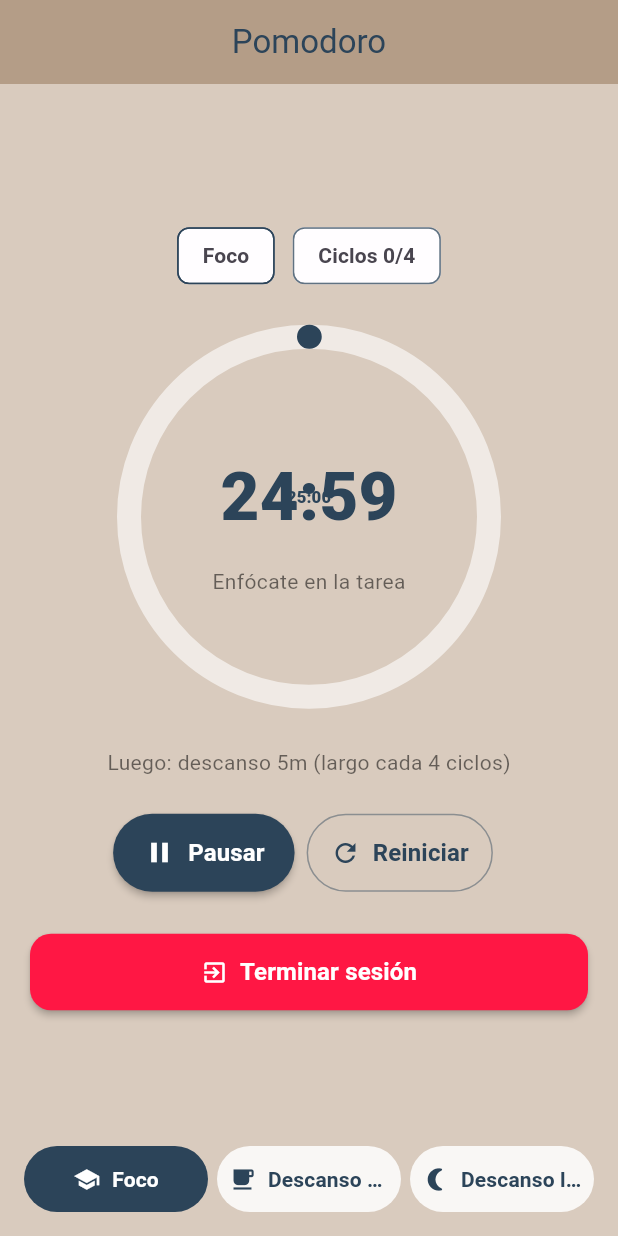
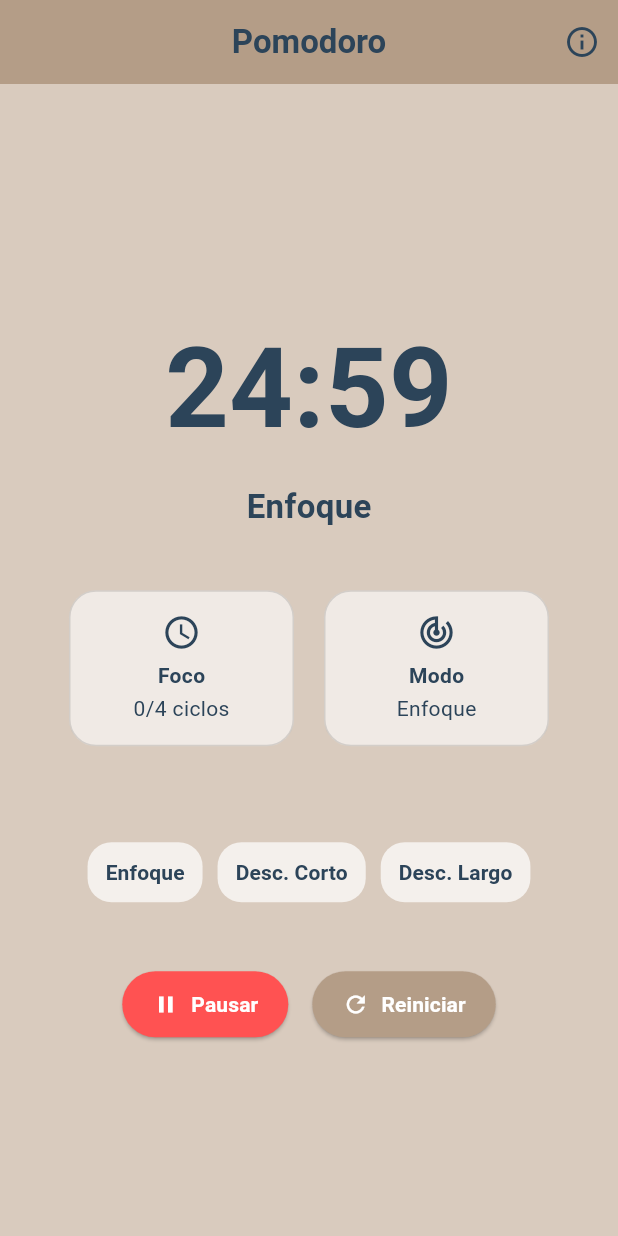
Before and after one commit to SailorSystem/lumi, a Flutter app: the PomodoroScreen screen opened directly, after a tap on "Iniciar", on a phone screen of 412 x 824 dp. Run offline on Flutter 3.47's test engine with Material 3 defaults, Android fonts, the phone set to English and light mode, and no system bars; our stand-ins replace audioplayers, flutter_local_notifications, shared_preferences, supabase_flutter, timezone; accounts and stored records are empty.

Commit message:
Actualizo solo pomodoro_screen.dart desde LUMI1.0

```diff
--- a/lib/features/metodos/pomodoro/pomodoro_screen.dart
+++ b/lib/features/metodos/pomodoro/pomodoro_screen.dart
@@ -3,382 +3,265 @@ import 'package:flutter/material.dart';
 import 'package:shared_preferences/shared_preferences.dart';
 import '../../home/home_screen.dart';
 import 'dart:convert';
+import 'package:flutter/material.dart';
+import 'package:audioplayers/audioplayers.dart';
 
 class PomodoroScreen extends StatefulWidget {
-  const PomodoroScreen({super.key});
+  const PomodoroScreen({Key? key}) : super(key: key);
+
   @override
   State<PomodoroScreen> createState() => _PomodoroScreenState();
 }
 
-enum _Phase { focus, shortBreak, longBreak }
-
 class _PomodoroScreenState extends State<PomodoroScreen> {
-  // Paleta de la app
   static const _bg = Color(0xFFD9CBBE);
   static const _bar = Color(0xFFB49D87);
   static const _primary = Color(0xFF2C4459);
 
-  // Tiempos por defecto
-  static const int _focusMin = 25;
-  static const int _shortMin = 5;
-  static const int _longMin = 15;
-  static const int _cyclesBeforeLong = 4;
+  final AudioPlayer _player = AudioPlayer();
 
-  _Phase _phase = _Phase.focus;
-  int _cycle = 0; // pomodoros completados dentro del set
-  int _totalSeconds = _focusMin * 60;
-  int _remaining = _focusMin * 60;
-  bool _isRunning = false;
+  int studyTime = 25 * 60;
+  int shortBreak = 5 * 60;
+  int longBreak = 15 * 60;
+  int remainingTime = 25 * 60;
+  int completedCycles = 0;
+  bool isRunning = false;
+  String phase = "Enfoque";
+
   Timer? _timer;
 
-  // Métrica para guardar sesión
-  int _accFocusSeconds = 0;
+  void startTimer() {
+    if (isRunning) return;
+    setState(() => isRunning = true);
 
-  // ---- Lógica ----
-  void _start() {
+    _timer = Timer.periodic(const Duration(seconds: 1), (timer) {
+      if (remainingTime > 0) {
+        setState(() => remainingTime--);
+      } else {
         _timer?.cancel();
-    _timer = Timer.periodic(const Duration(seconds: 1), (t) {
-      if (_remaining > 0) {
-        setState(() {
-          _remaining--;
-          if (_phase == _Phase.focus) _accFocusSeconds++;
-        });
-      } else {
-        _nextPhase();
+        _playSound();
+        _handlePhaseCompletion();
       }
-    });
-    setState(() => _isRunning = true);
-  }
-
-  void _pause() {
-    _timer?.cancel();
-    setState(() => _isRunning = false);
-  }
-
-  void _resetCurrentPhase() {
-    _timer?.cancel();
-    setState(() {
-      _isRunning = false;
-      _remaining = _totalSecondsFor(_phase);
-      _totalSeconds = _remaining;
     });
   }
 
-  void _nextPhase() {
-    _timer?.cancel();
-    if (_phase == _Phase.focus) {
-      _cycle++;
-      if (_cycle % _cyclesBeforeLong == 0) {
-        _setPhase(_Phase.longBreak);
+  void _playSound() async {
+    // Usa un sonido corto al finalizar
+    await _player.play(AssetSource('sounds/finish.mp3')); // agrega tu archivo en assets/sounds/
+  }
+
+  void _handlePhaseCompletion() {
+    setState(() {
+      if (phase == "Enfoque") {
+        completedCycles++;
+        if (completedCycles % 4 == 0) {
+          phase = "Descanso Largo";
+          remainingTime = longBreak;
         } else {
-        _setPhase(_Phase.shortBreak);
+          phase = "Descanso Corto";
+          remainingTime = shortBreak;
         }
       } else {
-      _setPhase(_Phase.focus);
+        phase = "Enfoque";
+        remainingTime = studyTime;
       }
-    _start();
+    });
+    startTimer(); // inicia siguiente fase automáticamente
   }
 
-  void _setPhase(_Phase p) {
+  void pauseTimer() {
+    if (isRunning) {
+      _timer?.cancel();
+      setState(() => isRunning = false);
+    }
+  }
+
+  void resetTimer() {
+    _timer?.cancel();
     setState(() {
-      _phase = p;
-      _totalSeconds = _totalSecondsFor(p);
-      _remaining = _totalSeconds;
-      _isRunning = false;
+      isRunning = false;
+      phase = "Enfoque";
+      remainingTime = studyTime;
     });
   }
 
-  int _totalSecondsFor(_Phase p) {
-    switch (p) {
-      case _Phase.focus:
-        return _focusMin * 60;
-      case _Phase.shortBreak:
-        return _shortMin * 60;
-      case _Phase.longBreak:
-        return _longMin * 60;
-    }
+  String _formatTime(int seconds) {
+    final minutes = (seconds ~/ 60).toString().padLeft(2, '0');
+    final secs = (seconds % 60).toString().padLeft(2, '0');
+    return "$minutes:$secs";
   }
 
-  // ---- Persistencia ----
-  Future<void> _saveSession(Map<String, dynamic> session) async {
-    final prefs = await SharedPreferences.getInstance();
-    final sessions = prefs.getStringList('completed_sessions') ?? [];
-    sessions.add(json.encode(session));
-    await prefs.setStringList('completed_sessions', sessions);
-  }
-
-  Future<void> _endSession() async {
-    _timer?.cancel();
-    final sessionData = {
-      'titulo': 'Sesión ${DateTime.now().toString().substring(0, 16)}',
-      'metodo': 'Pomodoro',
-      'ciclos_completados': _cycle,
-      'foco_total_min': (_accFocusSeconds / 60).floor(),
-      'fecha': DateTime.now().toIso8601String(),
-    };
-    await _saveSession(sessionData);
-    if (!mounted) return;
-    Navigator.of(context).pushAndRemoveUntil(
-      MaterialPageRoute(builder: (_) => const HomeScreen()),
-      (_) => false,
+  void _showInfoDialog() {
+    showDialog(
+      context: context,
+      builder: (_) => AlertDialog(
+        backgroundColor: _bg,
+        shape: RoundedRectangleBorder(borderRadius: BorderRadius.circular(20)),
+        title: const Text("Técnica Pomodoro", style: TextStyle(fontWeight: FontWeight.bold, color: _primary)),
+        content: const Text(
+          "La técnica Pomodoro divide tu tiempo en bloques:\n\n"
+          "• 25 min de enfoque\n"
+          "• 5 min de descanso corto\n"
+          "• 15 min de descanso largo (cada 4 ciclos)\n\n"
+          "Sirve para mantener la concentración sin agotarte.",
+          style: TextStyle(color: _primary, height: 1.4),
+        ),
+        actions: [
+          TextButton(
+            onPressed: () => Navigator.pop(context),
+            child: const Text("Entendido", style: TextStyle(color: _primary)),
+          ),
+        ],
+      ),
     );
-  }
-
-  // ---- Util ----
-  static String _mmss(int seconds) {
-    final m = (seconds ~/ 60).toString().padLeft(2, '0');
-    final s = (seconds % 60).toString().padLeft(2, '0');
-    return '$m:$s';
-  }
-
-  Color get _ringColor => _phase == _Phase.focus ? _primary : _bar;
-  String get _phaseLabel {
-    switch (_phase) {
-      case _Phase.focus:
-        return 'Foco';
-      case _Phase.shortBreak:
-        return 'Descanso corto';
-      case _Phase.longBreak:
-        return 'Descanso largo';
-    }
   }
 
   @override
   void dispose() {
     _timer?.cancel();
+    _player.dispose();
     super.dispose();
   }
 
-  // ---- UI ----
   @override
   Widget build(BuildContext context) {
-    final progress = 1 - (_remaining / _totalSeconds);
-    final title = 'Pomodoro';
-
     return Scaffold(
       backgroundColor: _bg,
       appBar: AppBar(
         backgroundColor: _bar,
-        title: Text(title),
+        elevation: 0,
         centerTitle: true,
-        elevation: 0,
-        foregroundColor: _primary,
-      ),
-      body: Center(
-        child: Padding(
-          padding: const EdgeInsets.symmetric(horizontal: 20),
-          child: ConstrainedBox(
-            constraints: const BoxConstraints(maxWidth: 520),
-            child: Column(
-              mainAxisAlignment: MainAxisAlignment.center,
-              children: [
-                // Chip de fase y ciclos
-                Wrap(
-                  spacing: 12,
-                  runSpacing: 8,
-                  alignment: WrapAlignment.center,
-                  children: [
-                    Chip(
-                      label: Text(_phaseLabel, style: const TextStyle(fontWeight: FontWeight.w600)),
-                      backgroundColor: Colors.white.withOpacity(0.8),
-                      side: BorderSide(color: _ringColor),
-                    ),
-                    Chip(
-                      label: Text('Ciclos ${_cycle % _cyclesBeforeLong}/$_cyclesBeforeLong',
-                          style: const TextStyle(fontWeight: FontWeight.w600)),
-                      backgroundColor: Colors.white.withOpacity(0.8),
-                      side: BorderSide(color: _primary.withOpacity(0.5)),
+        title: const Text("Pomodoro", style: TextStyle(color: _primary, fontWeight: FontWeight.w700)),
+        actions: [
+          IconButton(
+            icon: const Icon(Icons.info_outline, color: _primary),
+            onPressed: _showInfoDialog,
           ),
         ],
       ),
+      body: Column(
+        mainAxisAlignment: MainAxisAlignment.center,
+        children: [
           const SizedBox(height: 20),
-                // Reloj con anillo de progreso
-                SizedBox(
-                  width: 260,
-                  height: 260,
-                  child: Stack(
-                    alignment: Alignment.center,
+
+          // Temporizador
+          Text(
+            _formatTime(remainingTime),
+            style: const TextStyle(fontSize: 74, fontWeight: FontWeight.bold, color: _primary),
+          ),
+
+          const SizedBox(height: 10),
+
+          // Fase actual
+          Text(
+            phase,
+            style: const TextStyle(fontSize: 22, fontWeight: FontWeight.w600, color: _primary),
+          ),
+
+          const SizedBox(height: 40),
+
+          // Tarjetas de estado
+          Row(
+            mainAxisAlignment: MainAxisAlignment.center,
             children: [
-                      SizedBox(
-                        width: 240,
-                        height: 240,
-                        child: CircularProgressIndicator(
-                          value: progress.clamp(0, 1),
-                          strokeWidth: 16,
-                          backgroundColor: Colors.white.withOpacity(0.6),
-                          valueColor: AlwaysStoppedAnimation<Color>(_ringColor),
-                          strokeCap: StrokeCap.round,
+              _infoCard("Foco", "$completedCycles/4 ciclos", Icons.access_time),
+              const SizedBox(width: 20),
+              _infoCard("Modo", phase, Icons.track_changes),
+            ],
           ),
+
+          const SizedBox(height: 60),
+
+          // Botones inferiores (centrados)
+          Row(
+            mainAxisAlignment: MainAxisAlignment.center,
+            children: [
+              _actionButton("Enfoque", () {
+                setState(() {
+                  phase = "Enfoque";
+                  remainingTime = studyTime;
+                });
+              }),
+              const SizedBox(width: 10),
+              _actionButton("Desc. Corto", () {
+                setState(() {
+                  phase = "Descanso Corto";
+                  remainingTime = shortBreak;
+                });
+              }),
+              const SizedBox(width: 10),
+              _actionButton("Desc. Largo", () {
+                setState(() {
+                  phase = "Descanso Largo";
+                  remainingTime = longBreak;
+                });
+              }),
+            ],
           ),
-                      Column(
-                        mainAxisSize: MainAxisSize.min,
+
+          const SizedBox(height: 40),
+
+          // Controles del temporizador
+          Row(
+            mainAxisAlignment: MainAxisAlignment.center,
             children: [
-                          AnimatedSwitcher(
-                            duration: const Duration(milliseconds: 250),
-                            transitionBuilder: (c, a) => ScaleTransition(scale: a, child: c),
-                            child: Text(
-                              _mmss(_remaining),
-                              key: ValueKey(_remaining),
-                              style: const TextStyle(
-                                fontSize: 56,
-                                fontWeight: FontWeight.w800,
-                                color: _primary,
-                              ),
-                            ),
-                          ),
-                          const SizedBox(height: 6),
-                          Text(
-                            _phase == _Phase.focus ? 'Enfócate en la tarea' : 'Respira y mueve el cuerpo',
-                            style: const TextStyle(color: Colors.black54),
-                          ),
+              if (!isRunning)
+                _controlButton(Icons.play_arrow, "Iniciar", _primary, startTimer)
+              else
+                _controlButton(Icons.pause, "Pausar", Colors.redAccent, pauseTimer),
+              const SizedBox(width: 16),
+              _controlButton(Icons.refresh, "Reiniciar", _bar, resetTimer),
             ],
           ),
         ],
       ),
+    );
+  }
+
+  Widget _infoCard(String title, String value, IconData icon) {
+    return Container(
+      width: 150,
+      padding: const EdgeInsets.all(14),
+      decoration: BoxDecoration(
+        color: Colors.white.withOpacity(0.6),
+        border: Border.all(color: Colors.black12),
+        borderRadius: BorderRadius.circular(18),
       ),
-                const SizedBox(height: 24),
-                // Próxima fase
-                Text(
-                  _phase == _Phase.focus
-                      ? 'Luego: descanso ${_shortMin}m (largo cada $_cyclesBeforeLong ciclos)'
-                      : 'Luego: foco ${_focusMin}m',
-                  style: const TextStyle(color: Colors.black54),
-                ),
-                const SizedBox(height: 24),
-                // Controles
-                // Controles
-                Row(
-                  mainAxisAlignment: MainAxisAlignment.center,
+      child: Column(
         children: [
-                    // Iniciar / Pausar
-                    Flexible(  // Agregado para ajuste automático
-                      child: SizedBox(
-                        height: 52,
-                        child: ElevatedButton.icon(
-                          onPressed: _isRunning ? _pause : _start,
-                          icon: Icon(_isRunning ? Icons.pause : Icons.play_arrow, size: 22),
-                          label: Text(_isRunning ? 'Pausar' : 'Iniciar',
-                              style: const TextStyle(fontSize: 16, fontWeight: FontWeight.w600)),
-                          style: ElevatedButton.styleFrom(
-                            backgroundColor: _primary,
-                            foregroundColor: Colors.white,
-                            padding: const EdgeInsets.symmetric(horizontal: 20),  // Cambiado de 26 a 20
-                            shape: const StadiumBorder(),
-                            elevation: 2,
-                          ),
-                        ),
-                      ),
-                    ),
-                    const SizedBox(width: 8),  // Cambiado de 12 a 8 para menos separación
-                    // Reiniciar
-                    Flexible(  // Agregado
-                      child: SizedBox(
-                        height: 52,
-                        child: OutlinedButton.icon(
-                          onPressed: _resetCurrentPhase,
-                          icon: const Icon(Icons.refresh, size: 20),
-                          label: const Text('Reiniciar',
-                              style: TextStyle(fontSize: 16, fontWeight: FontWeight.w600)),
-                          style: OutlinedButton.styleFrom(
-                            foregroundColor: _primary,
-                            side: BorderSide(color: _primary.withOpacity(0.45)),
-                            padding: const EdgeInsets.symmetric(horizontal: 16),  // Cambiado de 20 a 16
-                            shape: const StadiumBorder(),
-                          ),
-                        ),
-                      ),
-                    ),
-                    const SizedBox(width: 8),  // Cambiado de 12 a 8
-                    // Saltar descanso
-                    if (_phase != _Phase.focus)
-                      Flexible(  // Agregado
-                        child: SizedBox(
-                          height: 52,
-                          child: OutlinedButton.icon(
-                            onPressed: _nextPhase,
-                            icon: const Icon(Icons.skip_next, size: 20),
-                            label: const Text('Saltar', style: TextStyle(fontSize: 16, fontWeight: FontWeight.w600)),
-                            style: OutlinedButton.styleFrom(
-                              foregroundColor: _bar,
-                              side: BorderSide(color: _bar.withOpacity(0.6)),
-                              padding: const EdgeInsets.symmetric(horizontal: 14),  // Cambiado de 18 a 14
-                              shape: const StadiumBorder(),
-                            ),
-                          ),
-                        ),
-                      ),
+          Icon(icon, color: _primary, size: 26),
+          const SizedBox(height: 6),
+          Text(title, style: const TextStyle(color: _primary, fontWeight: FontWeight.bold)),
+          const SizedBox(height: 2),
+          Text(value, style: const TextStyle(color: _primary, fontSize: 14)),
         ],
-                ),
-                const SizedBox(height: 28),
-                // Terminar sesión
-                SizedBox(
-                  width: double.infinity,
-                  child: ElevatedButton.icon(
-                    onPressed: _endSession,
-                    icon: const Icon(Icons.exit_to_app),
-                    label: const Text('Terminar sesión',
-                        style: TextStyle(fontSize: 16, fontWeight: FontWeight.w700)),
-                    style: ElevatedButton.styleFrom(
-                      backgroundColor: Colors.redAccent.shade400,
-                      foregroundColor: Colors.white,
-                      padding: const EdgeInsets.symmetric(vertical: 14),
-                      shape: RoundedRectangleBorder(borderRadius: BorderRadius.circular(14)),
-                      elevation: 2,
-                    ),
-                  ),
-                ),
-              ],
-            ),
-          ),
-        ),
-      ),
-      // Acción rápida para cambiar fase manualmente si hace falta
-      bottomNavigationBar: Padding(
-        padding: const EdgeInsets.fromLTRB(16, 0, 16, 16),
-        child: Row(
-          children: [
-            Expanded(
-              child: _phaseSwitchButton(_Phase.focus, 'Foco', Icons.school),
-            ),
-            const SizedBox(width: 6),  // Cambiado de 10 a 6 para menos separación
-            Expanded(
-              child: _phaseSwitchButton(_Phase.shortBreak, 'Descanso corto', Icons.free_breakfast),
-            ),
-            const SizedBox(width: 6),  // Cambiado de 10 a 6
-            Expanded(
-              child: _phaseSwitchButton(_Phase.longBreak, 'Descanso largo', Icons.nightlight_round),
-            ),
-          ],
-        ),
       ),
     );
   }
 
-  Widget _phaseSwitchButton(_Phase p, String text, IconData icon) {
-    final active = _phase == p;
-    final bg = active ? (_phase == _Phase.focus ? _primary : _bar) : Colors.white.withOpacity(0.85);
-    final fg = active ? Colors.white : _primary;
-    return SizedBox(
-      height: 44,
-      child: TextButton.icon(
-        onPressed: () {
-          _timer?.cancel();
-          _setPhase(p);
-        },
-        icon: Icon(icon, size: 18, color: fg),
-        label: Flexible(  // Agregado para que el texto se ajuste
-          child: Text(
-            text,
-            style: TextStyle(color: fg, fontWeight: FontWeight.w600, fontSize: 14),  // Agregado fontSize: 14
-            overflow: TextOverflow.ellipsis,  // Agregado para cortar si es necesario
+  Widget _actionButton(String text, VoidCallback onPressed) {
+    return ElevatedButton(
+      onPressed: onPressed,
+      style: ElevatedButton.styleFrom(
+        backgroundColor: Colors.white.withOpacity(0.7),
+        shape: RoundedRectangleBorder(borderRadius: BorderRadius.circular(16)),
+        padding: const EdgeInsets.symmetric(horizontal: 12, vertical: 10),
+        elevation: 0,
       ),
+      child: Text(text, style: const TextStyle(color: _primary, fontWeight: FontWeight.w600)),
+    );
+  }
+
+  Widget _controlButton(IconData icon, String label, Color color, VoidCallback onPressed) {
+    return ElevatedButton.icon(
+      onPressed: onPressed,
+      style: ElevatedButton.styleFrom(
+        backgroundColor: color,
+        shape: RoundedRectangleBorder(borderRadius: BorderRadius.circular(28)),
+        padding: const EdgeInsets.symmetric(horizontal: 20, vertical: 12),
       ),
-        style: TextButton.styleFrom(
-          backgroundColor: bg,
-          padding: const EdgeInsets.symmetric(horizontal: 8, vertical: 8),  // Agregado padding reducido (horizontal de ~16 a 8)
-          shape: const StadiumBorder(),
-        ),
-      ),
+      icon: Icon(icon, color: Colors.white),
+      label: Text(label, style: const TextStyle(color: Colors.white, fontWeight: FontWeight.w600)),
     );
   }
 }
```
Lines whose indentation alone changed are shown as unchanged.
